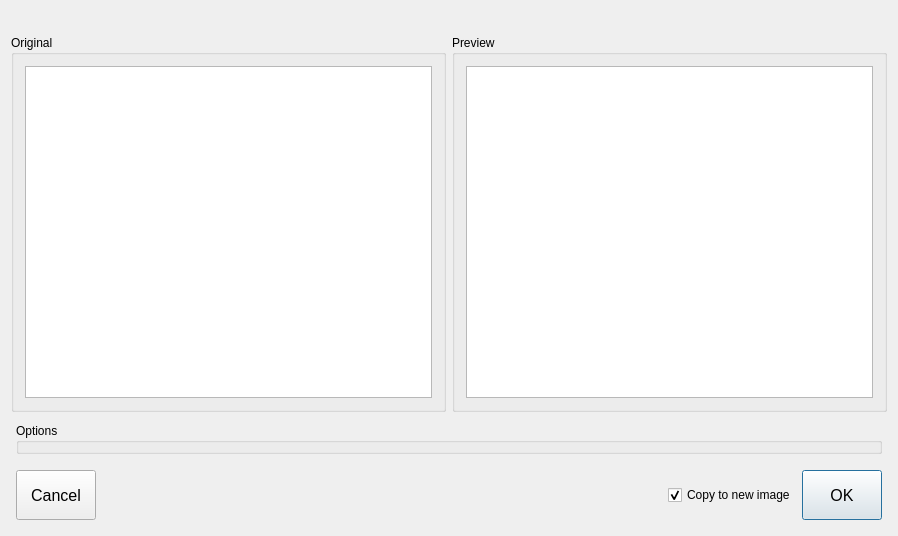
Qt form KomischesCAIPProjekt/KPProcessingWindow.ui (Kixel/KomischesCAIPProjekt) before a commit.
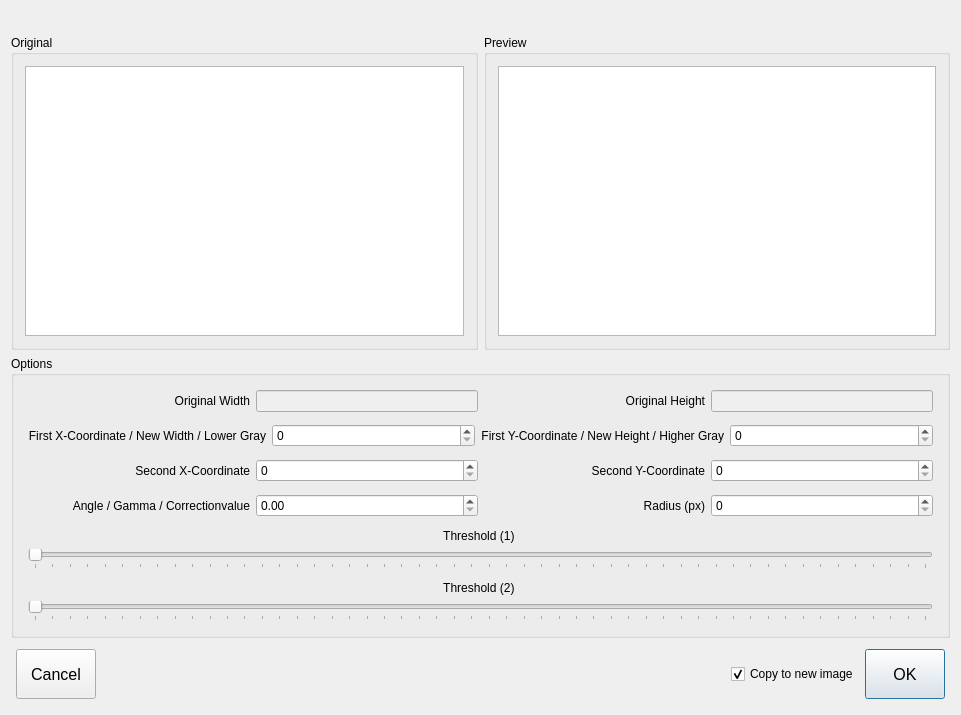
The same form after that commit.

Commit message: Finishing touches for the Processing window Added zoom value for creating perlin images

```diff
--- a/KomischesCAIPProjekt/KPProcessingWindow.ui
+++ b/KomischesCAIPProjekt/KPProcessingWindow.ui
@@ -6,8 +6,8 @@
    <rect>
     <x>0</x>
     <y>0</y>
-    <width>898</width>
-    <height>536</height>
+    <width>961</width>
+    <height>715</height>
    </rect>
   </property>
   <property name="windowTitle">
@@ -18,7 +18,7 @@
     <enum>QLayout::SetDefaultConstraint</enum>
    </property>
    <item>
-    <widget class="QLabel" name="label">
+    <widget class="QLabel" name="labelTitle">
      <property name="font">
       <font>
        <pointsize>12</pointsize>
@@ -64,33 +64,390 @@
     </layout>
    </item>
    <item>
-    <layout class="QVBoxLayout" name="verticalLayout">
-     <property name="leftMargin">
-      <number>5</number>
+    <widget class="QGroupBox" name="optionsbox">
+     <property name="sizePolicy">
+      <sizepolicy hsizetype="Preferred" vsizetype="Preferred">
+       <horstretch>0</horstretch>
+       <verstretch>0</verstretch>
+      </sizepolicy>
      </property>
-     <property name="topMargin">
-      <number>5</number>
+     <property name="minimumSize">
+      <size>
+       <width>0</width>
+       <height>0</height>
+      </size>
      </property>
-     <property name="rightMargin">
-      <number>5</number>
+     <property name="title">
+      <string>Options</string>
      </property>
-     <property name="bottomMargin">
-      <number>5</number>
-     </property>
-     <item>
-      <widget class="QGroupBox" name="groupBox_3">
-       <property name="minimumSize">
-        <size>
-         <width>0</width>
-         <height>20</height>
-        </size>
-       </property>
-       <property name="title">
-        <string>Options</string>
-       </property>
-      </widget>
-     </item>
-    </layout>
+     <layout class="QVBoxLayout" name="verticalLayout">
+      <item>
+       <widget class="QWidget" name="w_info12" native="true">
+        <layout class="QHBoxLayout" name="horizontalLayout_3">
+         <property name="leftMargin">
+          <number>3</number>
+         </property>
+         <property name="topMargin">
+          <number>3</number>
+         </property>
+         <property name="rightMargin">
+          <number>3</number>
+         </property>
+         <property name="bottomMargin">
+          <number>3</number>
+         </property>
+         <item>
+          <widget class="QLabel" name="label_4">
+           <property name="text">
+            <string>Original Width</string>
+           </property>
+           <property name="alignment">
+            <set>Qt::AlignRight|Qt::AlignTrailing|Qt::AlignVCenter</set>
+           </property>
+          </widget>
+         </item>
+         <item>
+          <widget class="QLineEdit" name="lineEdit">
+           <property name="enabled">
+            <bool>false</bool>
+           </property>
+           <property name="sizePolicy">
+            <sizepolicy hsizetype="Preferred" vsizetype="Fixed">
+             <horstretch>0</horstretch>
+             <verstretch>0</verstretch>
+            </sizepolicy>
+           </property>
+          </widget>
+         </item>
+         <item>
+          <widget class="QLabel" name="label_5">
+           <property name="text">
+            <string>Original Height</string>
+           </property>
+           <property name="alignment">
+            <set>Qt::AlignRight|Qt::AlignTrailing|Qt::AlignVCenter</set>
+           </property>
+          </widget>
+         </item>
+         <item>
+          <widget class="QLineEdit" name="lineEdit_2">
+           <property name="enabled">
+            <bool>false</bool>
+           </property>
+           <property name="sizePolicy">
+            <sizepolicy hsizetype="Preferred" vsizetype="Fixed">
+             <horstretch>0</horstretch>
+             <verstretch>0</verstretch>
+            </sizepolicy>
+           </property>
+          </widget>
+         </item>
+        </layout>
+       </widget>
+      </item>
+      <item>
+       <widget class="QWidget" name="w_spinner12" native="true">
+        <layout class="QHBoxLayout" name="horizontalLayout_5">
+         <property name="leftMargin">
+          <number>3</number>
+         </property>
+         <property name="topMargin">
+          <number>3</number>
+         </property>
+         <property name="rightMargin">
+          <number>3</number>
+         </property>
+         <property name="bottomMargin">
+          <number>3</number>
+         </property>
+         <item>
+          <widget class="QLabel" name="label_6">
+           <property name="text">
+            <string>First X-Coordinate / New Width / Lower Gray</string>
+           </property>
+           <property name="alignment">
+            <set>Qt::AlignRight|Qt::AlignTrailing|Qt::AlignVCenter</set>
+           </property>
+          </widget>
+         </item>
+         <item>
+          <widget class="QSpinBox" name="spinBox"/>
+         </item>
+         <item>
+          <widget class="QLabel" name="label_7">
+           <property name="text">
+            <string>First Y-Coordinate / New Height / Higher Gray</string>
+           </property>
+           <property name="alignment">
+            <set>Qt::AlignRight|Qt::AlignTrailing|Qt::AlignVCenter</set>
+           </property>
+          </widget>
+         </item>
+         <item>
+          <widget class="QSpinBox" name="spinBox_2"/>
+         </item>
+        </layout>
+       </widget>
+      </item>
+      <item>
+       <widget class="QWidget" name="w_spinner34" native="true">
+        <layout class="QHBoxLayout" name="horizontalLayout_6">
+         <property name="spacing">
+          <number>6</number>
+         </property>
+         <property name="leftMargin">
+          <number>3</number>
+         </property>
+         <property name="topMargin">
+          <number>3</number>
+         </property>
+         <property name="rightMargin">
+          <number>3</number>
+         </property>
+         <property name="bottomMargin">
+          <number>3</number>
+         </property>
+         <item>
+          <widget class="QLabel" name="label_8">
+           <property name="text">
+            <string>Second X-Coordinate</string>
+           </property>
+           <property name="alignment">
+            <set>Qt::AlignRight|Qt::AlignTrailing|Qt::AlignVCenter</set>
+           </property>
+          </widget>
+         </item>
+         <item>
+          <widget class="QSpinBox" name="spinBox_3"/>
+         </item>
+         <item>
+          <widget class="QLabel" name="label_9">
+           <property name="text">
+            <string>Second Y-Coordinate</string>
+           </property>
+           <property name="alignment">
+            <set>Qt::AlignRight|Qt::AlignTrailing|Qt::AlignVCenter</set>
+           </property>
+          </widget>
+         </item>
+         <item>
+          <widget class="QSpinBox" name="spinBox_4"/>
+         </item>
+        </layout>
+       </widget>
+      </item>
+      <item>
+       <widget class="QWidget" name="w_doublebox1" native="true">
+        <layout class="QHBoxLayout" name="horizontalLayout_4">
+         <property name="leftMargin">
+          <number>3</number>
+         </property>
+         <property name="topMargin">
+          <number>3</number>
+         </property>
+         <property name="rightMargin">
+          <number>3</number>
+         </property>
+         <property name="bottomMargin">
+          <number>3</number>
+         </property>
+         <item>
+          <widget class="QWidget" name="widget_2" native="true">
+           <layout class="QGridLayout" name="gridLayout_6">
+            <property name="leftMargin">
+             <number>0</number>
+            </property>
+            <property name="topMargin">
+             <number>0</number>
+            </property>
+            <property name="rightMargin">
+             <number>0</number>
+            </property>
+            <property name="bottomMargin">
+             <number>0</number>
+            </property>
+            <item row="0" column="0">
+             <widget class="QLabel" name="label_3">
+              <property name="text">
+               <string>Angle / Gamma / Correctionvalue</string>
+              </property>
+              <property name="alignment">
+               <set>Qt::AlignRight|Qt::AlignTrailing|Qt::AlignVCenter</set>
+              </property>
+             </widget>
+            </item>
+           </layout>
+          </widget>
+         </item>
+         <item>
+          <widget class="QWidget" name="widget" native="true">
+           <layout class="QGridLayout" name="gridLayout_5">
+            <property name="leftMargin">
+             <number>0</number>
+            </property>
+            <property name="topMargin">
+             <number>0</number>
+            </property>
+            <property name="rightMargin">
+             <number>0</number>
+            </property>
+            <property name="bottomMargin">
+             <number>0</number>
+            </property>
+            <item row="0" column="0">
+             <widget class="QDoubleSpinBox" name="doubleSpinBox"/>
+            </item>
+           </layout>
+          </widget>
+         </item>
+         <item>
+          <widget class="QWidget" name="placeholder1" native="true">
+           <layout class="QGridLayout" name="gridLayout_3">
+            <property name="leftMargin">
+             <number>0</number>
+            </property>
+            <property name="topMargin">
+             <number>0</number>
+            </property>
+            <property name="rightMargin">
+             <number>0</number>
+            </property>
+            <property name="bottomMargin">
+             <number>0</number>
+            </property>
+            <property name="spacing">
+             <number>0</number>
+            </property>
+            <item row="0" column="0">
+             <widget class="QLabel" name="label">
+              <property name="text">
+               <string>Radius (px)</string>
+              </property>
+              <property name="alignment">
+               <set>Qt::AlignRight|Qt::AlignTrailing|Qt::AlignVCenter</set>
+              </property>
+             </widget>
+            </item>
+           </layout>
+          </widget>
+         </item>
+         <item>
+          <widget class="QWidget" name="placeholder2" native="true">
+           <layout class="QGridLayout" name="gridLayout_4">
+            <property name="leftMargin">
+             <number>0</number>
+            </property>
+            <property name="topMargin">
+             <number>0</number>
+            </property>
+            <property name="rightMargin">
+             <number>0</number>
+            </property>
+            <property name="bottomMargin">
+             <number>0</number>
+            </property>
+            <property name="spacing">
+             <number>0</number>
+            </property>
+            <item row="0" column="0">
+             <widget class="QSpinBox" name="spinBox_5"/>
+            </item>
+           </layout>
+          </widget>
+         </item>
+        </layout>
+       </widget>
+      </item>
+      <item>
+       <widget class="QWidget" name="w_slider1" native="true">
+        <layout class="QVBoxLayout" name="verticalLayout_4">
+         <property name="leftMargin">
+          <number>3</number>
+         </property>
+         <property name="topMargin">
+          <number>3</number>
+         </property>
+         <property name="rightMargin">
+          <number>3</number>
+         </property>
+         <property name="bottomMargin">
+          <number>3</number>
+         </property>
+         <item>
+          <widget class="QLabel" name="label_2">
+           <property name="text">
+            <string>Threshold (1) &lt;auto value&gt;</string>
+           </property>
+           <property name="alignment">
+            <set>Qt::AlignCenter</set>
+           </property>
+          </widget>
+         </item>
+         <item>
+          <widget class="QSlider" name="horizontalSlider">
+           <property name="maximum">
+            <number>255</number>
+           </property>
+           <property name="orientation">
+            <enum>Qt::Horizontal</enum>
+           </property>
+           <property name="tickPosition">
+            <enum>QSlider::TicksBelow</enum>
+           </property>
+           <property name="tickInterval">
+            <number>5</number>
+           </property>
+          </widget>
+         </item>
+        </layout>
+       </widget>
+      </item>
+      <item>
+       <widget class="QWidget" name="w_slider2" native="true">
+        <layout class="QVBoxLayout" name="verticalLayout_5">
+         <property name="leftMargin">
+          <number>3</number>
+         </property>
+         <property name="topMargin">
+          <number>3</number>
+         </property>
+         <property name="rightMargin">
+          <number>3</number>
+         </property>
+         <property name="bottomMargin">
+          <number>3</number>
+         </property>
+         <item>
+          <widget class="QLabel" name="label_10">
+           <property name="text">
+            <string>Threshold (2) &lt;auto value&gt;</string>
+           </property>
+           <property name="alignment">
+            <set>Qt::AlignCenter</set>
+           </property>
+          </widget>
+         </item>
+         <item>
+          <widget class="QSlider" name="horizontalSlider_2">
+           <property name="maximum">
+            <number>255</number>
+           </property>
+           <property name="orientation">
+            <enum>Qt::Horizontal</enum>
+           </property>
+           <property name="tickPosition">
+            <enum>QSlider::TicksBelow</enum>
+           </property>
+           <property name="tickInterval">
+            <number>5</number>
+           </property>
+          </widget>
+         </item>
+        </layout>
+       </widget>
+      </item>
+     </layout>
+    </widget>
    </item>
    <item>
     <layout class="QHBoxLayout" name="horizontalLayout_2">
```
Left out of the diff: 10 changed lines with no effect on the pictures. The commit also changes 10 other files.
